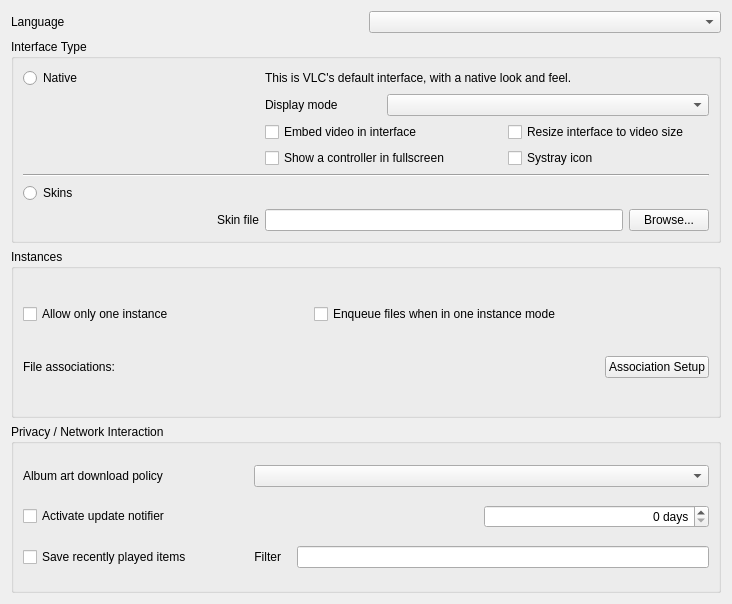
Before: the Qt Designer form modules/gui/qt4/ui/sprefs_interface.ui in omunroe-com/ubtvlc, drawn with Qt 5.
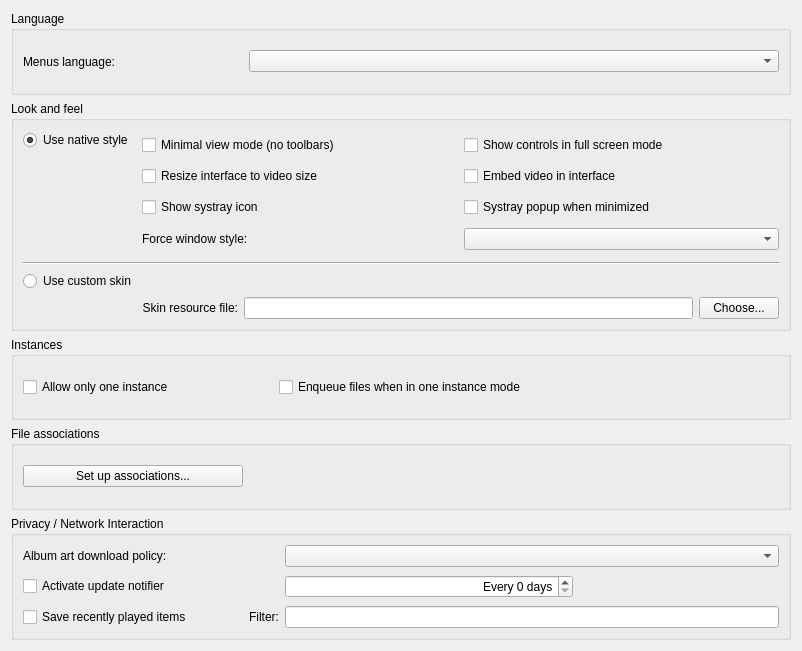
After: the same form once the commit is applied. Custom widgets are drawn as their Qt base class.

```diff
--- a/modules/gui/qt4/ui/sprefs_interface.ui
+++ b/modules/gui/qt4/ui/sprefs_interface.ui
@@ -6,8 +6,8 @@
    <rect>
     <x>0</x>
     <y>0</y>
-    <width>732</width>
-    <height>604</height>
+    <width>802</width>
+    <height>651</height>
    </rect>
   </property>
   <property name="sizePolicy">
@@ -20,16 +20,6 @@
    <string>Form</string>
   </property>
   <layout class="QGridLayout" name="gridLayout_3">
-   <item row="0" column="0">
-    <widget class="QLabel" name="languageLabel">
-     <property name="text">
-      <string>Language</string>
-     </property>
-    </widget>
-   </item>
-   <item row="0" column="1">
-    <widget class="QComboBox" name="language"/>
-   </item>
    <item row="2" column="0" colspan="2">
     <widget class="QGroupBox" name="OneInterfaceBox">
      <property name="title">
@@ -43,13 +33,6 @@
         </property>
        </widget>
       </item>
-      <item row="1" column="0">
-       <widget class="QLabel" name="assoName">
-        <property name="text">
-         <string>File associations:</string>
-        </property>
-       </widget>
-      </item>
       <item row="0" column="1" colspan="2">
        <widget class="QCheckBox" name="EnqueueOneInterfaceMode">
         <property name="text">
@@ -57,35 +40,34 @@
         </property>
        </widget>
       </item>
-      <item row="1" column="2">
-       <widget class="QPushButton" name="assoButton">
-        <property name="sizePolicy">
-         <sizepolicy hsizetype="Maximum" vsizetype="Fixed">
-          <horstretch>0</horstretch>
-          <verstretch>0</verstretch>
-         </sizepolicy>
-        </property>
-        <property name="text">
-         <string>Association Setup</string>
-        </property>
-       </widget>
-      </item>
      </layout>
     </widget>
    </item>
-   <item row="3" column="0" colspan="2">
+   <item row="4" column="0" colspan="2">
     <widget class="QGroupBox" name="groupBox_2">
      <property name="title">
       <string>Privacy / Network Interaction</string>
      </property>
-     <layout class="QGridLayout">
+     <layout class="QGridLayout" name="gridLayout_5">
       <item row="0" column="0">
        <widget class="QLabel" name="artFetchLabel">
+        <property name="minimumSize">
+         <size>
+          <width>220</width>
+          <height>0</height>
+         </size>
+        </property>
         <property name="text">
-         <string>Album art download policy</string>
+         <string>Album art download policy:</string>
+        </property>
+        <property name="buddy">
+         <cstring>artFetcher</cstring>
         </property>
        </widget>
       </item>
+      <item row="0" column="2" colspan="2">
+       <widget class="QComboBox" name="artFetcher"/>
+      </item>
       <item row="1" column="0">
        <widget class="QCheckBox" name="updatesBox">
         <property name="text">
@@ -95,14 +77,39 @@
       </item>
       <item row="1" column="2">
        <widget class="QSpinBox" name="updatesDays">
+        <property name="sizePolicy">
+         <sizepolicy hsizetype="MinimumExpanding" vsizetype="Fixed">
+          <horstretch>0</horstretch>
+          <verstretch>0</verstretch>
+         </sizepolicy>
+        </property>
         <property name="alignment">
          <set>Qt::AlignRight|Qt::AlignTrailing|Qt::AlignVCenter</set>
         </property>
         <property name="suffix">
          <string> days</string>
         </property>
+        <property name="prefix">
+         <string>Every </string>
+        </property>
        </widget>
       </item>
+      <item row="1" column="3">
+       <spacer name="horizontalSpacer_2">
+        <property name="orientation">
+         <enum>Qt::Horizontal</enum>
+        </property>
+        <property name="sizeType">
+         <enum>QSizePolicy::Preferred</enum>
+        </property>
+        <property name="sizeHint" stdset="0">
+         <size>
+          <width>200</width>
+          <height>27</height>
+         </size>
+        </property>
+       </spacer>
+      </item>
       <item row="2" column="0">
        <widget class="QCheckBox" name="saveRecentlyPlayed">
         <property name="text">
@@ -110,15 +117,10 @@
         </property>
        </widget>
       </item>
-      <item row="0" column="1" colspan="2">
-       <widget class="QComboBox" name="artFetcher"/>
-      </item>
-      <item row="2" column="1" colspan="2">
-       <layout class="QHBoxLayout" name="horizontalLayout">
-        <item>
+      <item row="2" column="1">
          <widget class="QLabel" name="filterLabel">
           <property name="text">
-           <string>Filter</string>
+         <string>Filter:</string>
           </property>
           <property name="alignment">
            <set>Qt::AlignRight|Qt::AlignTrailing|Qt::AlignVCenter</set>
@@ -126,12 +128,12 @@
           <property name="margin">
            <number>5</number>
           </property>
-          <property name="indent">
-           <number>10</number>
+        <property name="buddy">
+         <cstring>recentlyPlayedFilters</cstring>
           </property>
          </widget>
         </item>
-        <item>
+      <item row="2" column="2" colspan="2">
          <widget class="QLineEdit" name="recentlyPlayedFilters">
           <property name="sizePolicy">
            <sizepolicy hsizetype="MinimumExpanding" vsizetype="Fixed">
@@ -145,6 +147,76 @@
          </widget>
         </item>
        </layout>
+    </widget>
+   </item>
+   <item row="0" column="0" colspan="2">
+    <widget class="QGroupBox" name="languageBox">
+     <property name="title">
+      <string>Language</string>
+     </property>
+     <layout class="QHBoxLayout" name="horizontalLayout_3">
+      <item>
+       <widget class="QLabel" name="languageLabel">
+        <property name="maximumSize">
+         <size>
+          <width>220</width>
+          <height>16777215</height>
+         </size>
+        </property>
+        <property name="text">
+         <string>Menus language:</string>
+        </property>
+        <property name="alignment">
+         <set>Qt::AlignLeading|Qt::AlignLeft|Qt::AlignVCenter</set>
+        </property>
+        <property name="buddy">
+         <cstring>language</cstring>
+        </property>
+       </widget>
+      </item>
+      <item>
+       <widget class="QComboBox" name="language"/>
+      </item>
+     </layout>
+    </widget>
+   </item>
+   <item row="3" column="0" colspan="2">
+    <widget class="QGroupBox" name="assoBox">
+     <property name="title">
+      <string>File associations</string>
+     </property>
+     <layout class="QHBoxLayout" name="horizontalLayout_4">
+      <item>
+       <widget class="QPushButton" name="assoButton">
+        <property name="sizePolicy">
+         <sizepolicy hsizetype="Maximum" vsizetype="Fixed">
+          <horstretch>0</horstretch>
+          <verstretch>0</verstretch>
+         </sizepolicy>
+        </property>
+        <property name="minimumSize">
+         <size>
+          <width>220</width>
+          <height>0</height>
+         </size>
+        </property>
+        <property name="text">
+         <string>Set up associations...</string>
+        </property>
+       </widget>
+      </item>
+      <item>
+       <spacer name="horizontalSpacer">
+        <property name="orientation">
+         <enum>Qt::Horizontal</enum>
+        </property>
+        <property name="sizeHint" stdset="0">
+         <size>
+          <width>40</width>
+          <height>20</height>
+         </size>
+        </property>
+       </spacer>
       </item>
      </layout>
     </widget>
@@ -152,86 +224,17 @@
    <item row="1" column="0" colspan="2">
     <widget class="QGroupBox" name="groupBox">
      <property name="title">
-      <string>Interface Type</string>
+      <string>Look and feel</string>
      </property>
      <layout class="QGridLayout" name="gridLayout">
-      <item row="0" column="0" colspan="2">
-       <widget class="QRadioButton" name="qt4">
-        <property name="text">
-         <string>Native</string>
-        </property>
-       </widget>
-      </item>
-      <item row="0" column="2" colspan="4">
-       <widget class="QLabel" name="defaultLabel">
-        <property name="sizePolicy">
-         <sizepolicy hsizetype="MinimumExpanding" vsizetype="Preferred">
-          <horstretch>0</horstretch>
-          <verstretch>0</verstretch>
-         </sizepolicy>
-        </property>
-        <property name="frameShape">
-         <enum>QFrame::NoFrame</enum>
-        </property>
-        <property name="text">
-         <string>This is VLC's default interface, with a native look and feel.</string>
-        </property>
-        <property name="textFormat">
-         <enum>Qt::RichText</enum>
-        </property>
-        <property name="wordWrap">
-         <bool>true</bool>
-        </property>
-        <property name="margin">
-         <number>10</number>
-        </property>
-       </widget>
-      </item>
-      <item row="1" column="2">
-       <widget class="QLabel" name="displayLabel">
-        <property name="sizePolicy">
-         <sizepolicy hsizetype="Preferred" vsizetype="Preferred">
-          <horstretch>0</horstretch>
-          <verstretch>0</verstretch>
-         </sizepolicy>
-        </property>
-        <property name="text">
-         <string>Display mode</string>
-        </property>
-       </widget>
-      </item>
-      <item row="1" column="3" colspan="3">
-       <widget class="QComboBox" name="displayModeBox">
-        <property name="sizePolicy">
-         <sizepolicy hsizetype="MinimumExpanding" vsizetype="Fixed">
-          <horstretch>0</horstretch>
-          <verstretch>0</verstretch>
-         </sizepolicy>
-        </property>
-       </widget>
-      </item>
-      <item row="2" column="2" colspan="2">
-       <widget class="QCheckBox" name="embedVideo">
-        <property name="text">
-         <string>Embed video in interface</string>
-        </property>
-       </widget>
-      </item>
-      <item row="3" column="2" colspan="2">
-       <widget class="QCheckBox" name="fsController">
-        <property name="text">
-         <string>Show a controller in fullscreen</string>
-        </property>
-       </widget>
-      </item>
-      <item row="5" column="0" colspan="2">
+      <item row="7" column="0" colspan="2">
        <widget class="QRadioButton" name="skins">
         <property name="text">
-         <string>Skins</string>
+         <string>Use custom skin</string>
         </property>
        </widget>
       </item>
-      <item row="5" column="2" colspan="4">
+      <item row="7" column="2" colspan="2">
        <widget class="QLabel" name="skinsLabel">
         <property name="sizePolicy">
          <sizepolicy hsizetype="Minimum" vsizetype="Minimum">
@@ -265,10 +268,32 @@
         </property>
        </widget>
       </item>
-      <item row="6" column="0" colspan="2">
+      <item row="6" column="0" colspan="4">
+       <widget class="Line" name="line">
+        <property name="orientation">
+         <enum>Qt::Horizontal</enum>
+        </property>
+       </widget>
+      </item>
+      <item row="8" column="2" colspan="2">
+       <widget class="QWidget" name="skins_zone" native="true">
+        <property name="enabled">
+         <bool>true</bool>
+        </property>
+        <property name="sizePolicy">
+         <sizepolicy hsizetype="Preferred" vsizetype="Preferred">
+          <horstretch>0</horstretch>
+          <verstretch>0</verstretch>
+         </sizepolicy>
+        </property>
+        <layout class="QHBoxLayout" name="horizontalLayout_2">
+         <property name="margin">
+          <number>0</number>
+         </property>
+         <item>
        <widget class="QLabel" name="skinFileLabel">
         <property name="text">
-         <string>Skin file</string>
+            <string>Skin resource file:</string>
         </property>
         <property name="alignment">
          <set>Qt::AlignRight|Qt::AlignTrailing|Qt::AlignVCenter</set>
@@ -278,7 +303,7 @@
         </property>
        </widget>
       </item>
-      <item row="6" column="2" colspan="3">
+         <item>
        <widget class="QLineEdit" name="fileSkin">
         <property name="sizePolicy">
          <sizepolicy hsizetype="MinimumExpanding" vsizetype="Fixed">
@@ -288,7 +313,7 @@
         </property>
        </widget>
       </item>
-      <item row="6" column="5">
+         <item>
        <widget class="QPushButton" name="skinBrowse">
         <property name="sizePolicy">
          <sizepolicy hsizetype="Maximum" vsizetype="Fixed">
@@ -297,36 +322,128 @@
          </sizepolicy>
         </property>
         <property name="text">
-         <string>Browse...</string>
+            <string>Choose...</string>
         </property>
        </widget>
       </item>
-      <item row="4" column="0" colspan="6">
-       <widget class="Line" name="line">
-        <property name="orientation">
-         <enum>Qt::Horizontal</enum>
-        </property>
+        </layout>
        </widget>
       </item>
-      <item row="3" column="4" colspan="2">
-       <widget class="QCheckBox" name="systrayBox">
-        <property name="text">
-         <string>Systray icon</string>
+      <item row="0" column="2" rowspan="3" colspan="2">
+       <widget class="QWidget" name="native_zone" native="true">
+        <property name="sizePolicy">
+         <sizepolicy hsizetype="Preferred" vsizetype="Preferred">
+          <horstretch>10</horstretch>
+          <verstretch>0</verstretch>
+         </sizepolicy>
         </property>
-       </widget>
-      </item>
-      <item row="2" column="4" colspan="2">
+        <layout class="QGridLayout" name="gridLayout_4">
+         <property name="margin">
+          <number>0</number>
+         </property>
+         <item row="4" column="0">
        <widget class="QCheckBox" name="resizingBox">
         <property name="text">
          <string>Resize interface to video size</string>
         </property>
        </widget>
       </item>
+         <item row="8" column="1">
+          <widget class="QComboBox" name="stylesCombo"/>
+         </item>
+         <item row="8" column="0">
+          <widget class="QLabel" name="label">
+           <property name="text">
+            <string>Force window style:</string>
+           </property>
+           <property name="buddy">
+            <cstring>stylesCombo</cstring>
+           </property>
+          </widget>
+         </item>
+         <item row="5" column="0">
+          <widget class="QCheckBox" name="systrayBox">
+           <property name="text">
+            <string>Show systray icon</string>
+           </property>
+          </widget>
+         </item>
+         <item row="4" column="1">
+          <widget class="QCheckBox" name="embedVideo">
+           <property name="text">
+            <string>Embed video in interface</string>
+           </property>
+          </widget>
+         </item>
+         <item row="5" column="1">
+          <widget class="QCheckBox" name="sysPop">
+           <property name="text">
+            <string>Systray popup when minimized</string>
+           </property>
+          </widget>
+         </item>
+         <item row="0" column="1">
+          <widget class="QCheckBox" name="fsController">
+           <property name="text">
+            <string>Show controls in full screen mode</string>
+           </property>
+          </widget>
+         </item>
+         <item row="0" column="0">
+          <widget class="QCheckBox" name="minimalviewBox">
+           <property name="text">
+            <string>Minimal view mode (no toolbars)</string>
+           </property>
+          </widget>
+         </item>
      </layout>
     </widget>
    </item>
-  </layout>
- </widget>
+      <item row="0" column="0" colspan="2">
+       <widget class="QRadioButton" name="qt4">
+        <property name="toolTip">
+         <string>This is VLC's default interface, with a native look and feel.</string>
+        </property>
+        <property name="text">
+         <string>Use native style</string>
+        </property>
+        <property name="checked">
+         <bool>true</bool>
+        </property>
+       </widget>
+      </item>
+      <item row="1" column="0" rowspan="2" colspan="2">
+       <widget class="InterfacePreviewWidget" name="mainPreview">
+        <property name="minimumSize">
+         <size>
+          <width>0</width>
+          <height>100</height>
+         </size>
+        </property>
+        <property name="alignment">
+         <set>Qt::AlignHCenter|Qt::AlignTop</set>
+        </property>
+       </widget>
+      </item>
+      <item row="8" column="0" colspan="2">
+       <widget class="InterfacePreviewWidget" name="skinsPreview">
+        <property name="alignment">
+         <set>Qt::AlignCenter</set>
+        </property>
+       </widget>
+      </item>
+     </layout>
+    </widget>
+   </item>
+  </layout>
+ </widget>
+ <customwidgets>
+  <customwidget>
+   <class>InterfacePreviewWidget</class>
+   <extends>QLabel</extends>
+   <header>components/preferences_widgets.hpp</header>
+  </customwidget>
+ </customwidgets>
  <tabstops>
   <tabstop>language</tabstop>
   <tabstop>qt4</tabstop>
```
Left out of the diff: 8 changed lines with no effect on the pictures. Lines whose indentation alone changed are shown as unchanged.
